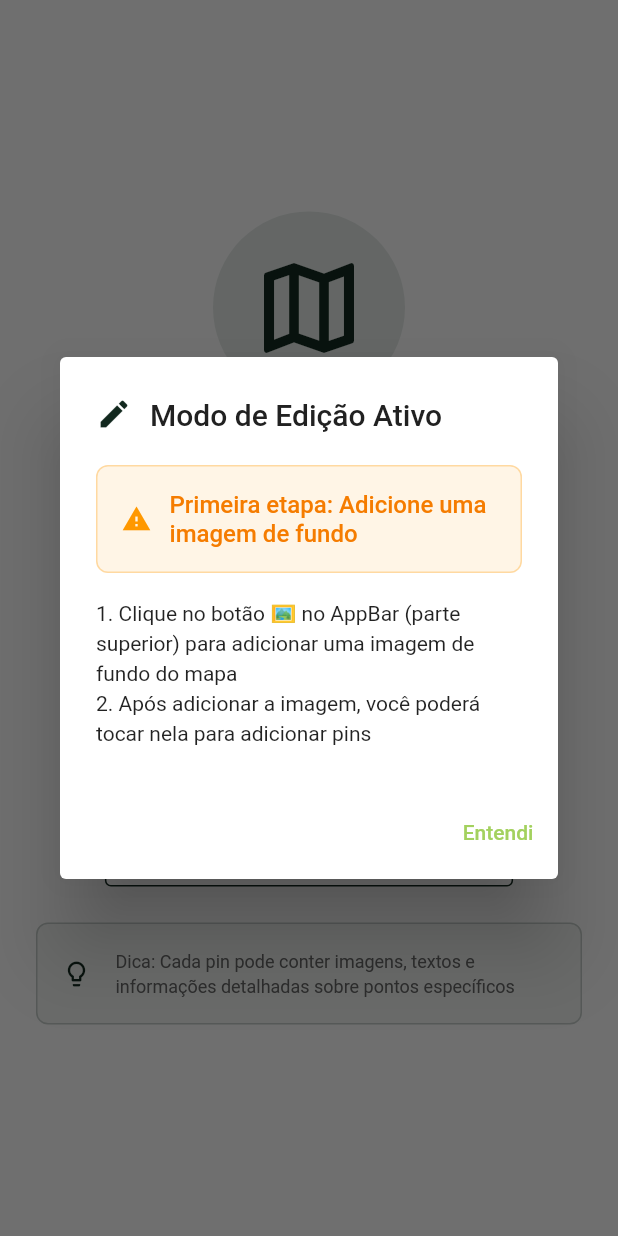
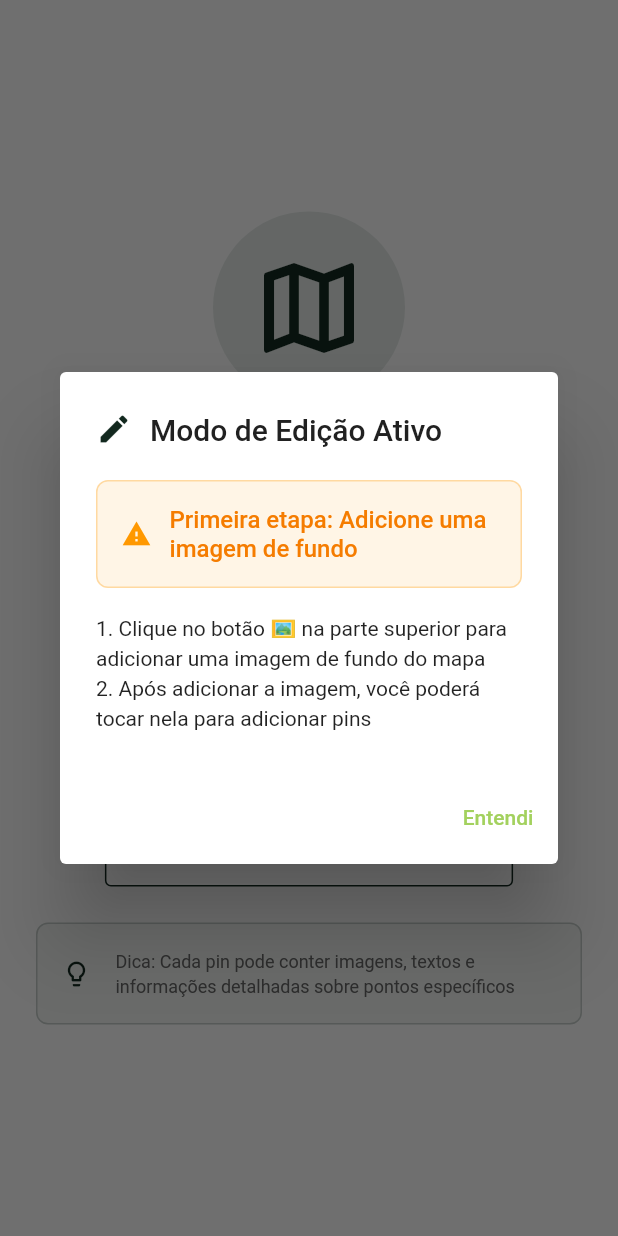
Before and after one commit to LucasGeek/Temp.TerraAllWertApp, a Flutter app: the PinMapPresentation screen opened directly with empty values, after a tap on "Começar a Editar", after a tap on the "check" icon, on a phone screen of 412 x 824 dp. Run offline on Flutter 3.47's test engine with Material 3 defaults, Android fonts, the phone set to English and light mode, and no system bars; our stand-ins replace cached_network_image, connectivity_plus, dio, envied, file_picker, flutter_map and 12 more; missing offline and left inert: dio_cache_interceptor, minio; accounts and stored records are empty; generated files the repository leaves out were written again.

Commit message:
fix: corrige gerenciamento de estado e exibição de imagem no PinMapPresentation
- Corrige _buildBackgroundImage para exibir imagem corretamente no modo de edição
- Adiciona StackFit.expand e Positioned.fill para garantir BoxFit.fill
- Refatora métodos _addPin, _updatePin, _deletePin para usar pinMapNotifierProvider
- Remove setState() em favor do provider para persistência correta no storage
- Adiciona feedback de sucesso/erro para operações com pins
- Corrige _onPinTap para usar provider na seleção/desseleção
- Implementa operações assíncronas com tratamento adequado do BuildContext
- Melhora UX com instruções sutis em sobreposição no modo de edição
- Resolve problemas de sincronização entre estado local e provider

```diff
--- a/lib/presentation/widgets/organisms/presentations/pin_map_presentation.dart
+++ b/lib/presentation/widgets/organisms/presentations/pin_map_presentation.dart
@@ -51,7 +51,6 @@ class _PinMapPresentationState extends ConsumerState<PinMapPresentation> {
   bool _isZoomed = false;
   VideoPlayerController? _videoController;
 
-
   @override
   void initState() {
     super.initState();
@@ -181,7 +180,8 @@ class _PinMapPresentationState extends ConsumerState<PinMapPresentation> {
     final hasCustomBackgroundImage =
         _mapData!.backgroundImageUrl != null &&
         _mapData!.backgroundImageUrl!.isNotEmpty &&
-        _mapData!.backgroundImageUrl != null && _mapData!.backgroundImageUrl!.isNotEmpty;
+        _mapData!.backgroundImageUrl != null &&
+        _mapData!.backgroundImageUrl!.isNotEmpty;
 
     if (_mapData!.pins.isEmpty && !hasCustomBackgroundImage && !_isEditMode) {
       return _buildEmptyState();
@@ -305,7 +305,7 @@ class _PinMapPresentationState extends ConsumerState<PinMapPresentation> {
                       ),
                       SizedBox(height: LayoutConstants.marginSm),
                       Text(
-                        'Ou clique no botão 🖼️ no AppBar\npara adicionar uma imagem de fundo',
+                        'Ou clique no botão 🖼️\npara adicionar uma imagem de fundo',
                         textAlign: TextAlign.center,
                         style: TextStyle(
                           fontSize: LayoutConstants.fontSizeMedium,
@@ -348,63 +348,8 @@ class _PinMapPresentationState extends ConsumerState<PinMapPresentation> {
       }
     }
 
-    // Se chegou aqui, hasImage é true
-    if (_isEditMode) {
-      return Container(
-        color: AppTheme.primaryColor.withValues(alpha: 0.05),
-        child: Stack(
-          children: [
-            // Pattern de fundo para indicar área tocável
-            CustomPaint(size: Size.infinite, painter: _GridPainter()),
-
-            // Instruções centralizadas
-            Center(
-              child: Container(
-                padding: EdgeInsets.all(LayoutConstants.paddingLg),
-                decoration: BoxDecoration(
-                  color: AppTheme.surfaceColor.withValues(alpha: 0.9),
-                  borderRadius: BorderRadius.circular(LayoutConstants.radiusLarge),
-                  boxShadow: [
-                    BoxShadow(
-                      color: Colors.black.withValues(alpha: 0.1),
-                      blurRadius: 10,
-                      offset: const Offset(0, 4),
-                    ),
-                  ],
-                ),
-                child: Column(
-                  mainAxisSize: MainAxisSize.min,
-                  children: [
-                    Icon(Icons.touch_app, size: 48, color: AppTheme.primaryColor),
-                    SizedBox(height: LayoutConstants.marginMd),
-                    Text(
-                      'Toque aqui para adicionar pins',
-                      style: TextStyle(
-                        fontSize: LayoutConstants.fontSizeLarge,
-                        fontWeight: FontWeight.w600,
-                        color: AppTheme.textPrimary,
-                      ),
-                    ),
-                    SizedBox(height: LayoutConstants.marginSm),
-                    Text(
-                      'Ou clique no botão 🖼️ no AppBar\npara adicionar uma imagem de fundo',
-                      textAlign: TextAlign.center,
-                      style: TextStyle(
-                        fontSize: LayoutConstants.fontSizeMedium,
-                        color: AppTheme.textSecondary,
-                      ),
-                    ),
-                  ],
-                ),
-              ),
-            ),
-          ],
-        ),
-      );
-    }
-
+    // Se chegou aqui, hasImage é true - sempre mostrar a imagem
     // Para web, blob URLs devem ser passados como networkUrl
-    // Neste ponto, imageUrl não pode ser null pois hasImage é true
     final isHttpUrl = imageUrl.startsWith('http');
     final isBlobUrl = imageUrl.startsWith('blob:');
     final shouldUseNetworkUrl = isHttpUrl || (PlatformService.isWeb && isBlobUrl);
@@ -414,12 +359,12 @@ class _PinMapPresentationState extends ConsumerState<PinMapPresentation> {
       tag: 'PinMap',
     );
 
-    return OfflineImage(
-      key: ValueKey('${imageUrl}_${_mapData!.updatedAt?.millisecondsSinceEpoch}'), // Force rebuild quando dados mudam
+    Widget imageWidget = OfflineImage(
+      key: ValueKey('${imageUrl}_${_mapData!.updatedAt?.millisecondsSinceEpoch}'),
       networkUrl: shouldUseNetworkUrl ? imageUrl : null,
       localPath: !shouldUseNetworkUrl ? imageUrl : null,
       fit: BoxFit.fill,
-      enableCaching: false, // Disable cache para permitir refresh de imagens
+      enableCaching: false,
       placeholder: Container(
         color: AppTheme.surfaceColor,
         child: Center(
@@ -447,25 +392,76 @@ class _PinMapPresentationState extends ConsumerState<PinMapPresentation> {
             Icon(Icons.map_outlined, size: 80, color: AppTheme.primaryColor),
             SizedBox(height: LayoutConstants.marginMd),
             Text(
-              'Imagem do mapa não disponível',
+              'Erro ao carregar mapa',
               style: TextStyle(
-                color: AppTheme.onSurface,
                 fontSize: LayoutConstants.fontSizeLarge,
-                fontWeight: FontWeight.w600,
+                color: AppTheme.textSecondary,
+                fontWeight: FontWeight.w500,
               ),
             ),
             SizedBox(height: LayoutConstants.marginSm),
             Text(
-              'Usando visualização padrão de mapa',
+              'Toque para tentar novamente',
               style: TextStyle(
+                fontSize: LayoutConstants.fontSizeSmall,
                 color: AppTheme.textSecondary,
-                fontSize: LayoutConstants.fontSizeMedium,
-              ),
-            ),
-          ],
-        ),
-      ),
-    );
+              ),
+            ),
+          ],
+        ),
+      ),
+    );
+
+    // Se está no modo de edição, adicionar sobreposição com instruções transparentes
+    if (_isEditMode) {
+      return Stack(
+        fit: StackFit.expand, // Garantir que o Stack expanda para preencher o espaço
+        children: [
+          // A imagem de fundo que preenche todo o espaço
+          Positioned.fill(child: imageWidget),
+          // Sobreposição sutil com instruções de edição
+          Positioned(
+            top: 20,
+            right: 20,
+            child: Container(
+              padding: EdgeInsets.symmetric(
+                horizontal: LayoutConstants.paddingMd,
+                vertical: LayoutConstants.paddingSm,
+              ),
+              decoration: BoxDecoration(
+                color: AppTheme.backgroundColor.withValues(alpha: 0.9),
+                borderRadius: BorderRadius.circular(LayoutConstants.radiusLarge),
+                boxShadow: [
+                  BoxShadow(
+                    color: Colors.black.withValues(alpha: 0.15),
+                    blurRadius: 8,
+                    offset: const Offset(0, 2),
+                  ),
+                ],
+              ),
+              child: Row(
+                mainAxisSize: MainAxisSize.min,
+                children: [
+                  Icon(Icons.touch_app, size: 20, color: AppTheme.primaryColor),
+                  SizedBox(width: LayoutConstants.marginSm),
+                  Text(
+                    'Toque para adicionar pins',
+                    style: TextStyle(
+                      fontSize: LayoutConstants.fontSizeSmall,
+                      fontWeight: FontWeight.w500,
+                      color: AppTheme.textPrimary,
+                    ),
+                  ),
+                ],
+              ),
+            ),
+          ),
+        ],
+      );
+    }
+
+    // Modo normal: apenas a imagem
+    return imageWidget;
   }
 
   /// Constrói os botões flutuantes fixos
@@ -946,7 +942,8 @@ class _PinMapPresentationState extends ConsumerState<PinMapPresentation> {
     final hasCustomBackgroundImage =
         _mapData!.backgroundImageUrl != null &&
         _mapData!.backgroundImageUrl!.isNotEmpty &&
-        _mapData!.backgroundImageUrl != null && _mapData!.backgroundImageUrl!.isNotEmpty;
+        _mapData!.backgroundImageUrl != null &&
+        _mapData!.backgroundImageUrl!.isNotEmpty;
 
     // Se não há imagem customizada, abre modal para alterar imagem de fundo
     if (!hasCustomBackgroundImage) {
@@ -969,9 +966,12 @@ class _PinMapPresentationState extends ConsumerState<PinMapPresentation> {
     if (_isEditMode) {
       _editPin(pin);
     } else {
-      setState(() {
-        _selectedPin = _selectedPin?.id == pin.id ? null : pin;
-      });
+      // CORREÇÃO: Usar o provider para selecionar/deselecionar pin
+      if (_selectedPin?.id == pin.id) {
+        ref.read(pinMapNotifierProvider(widget.route).notifier).clearSelection();
+      } else {
+        ref.read(pinMapNotifierProvider(widget.route).notifier).selectPin(pin);
+      }
     }
   }
 
@@ -987,7 +987,8 @@ class _PinMapPresentationState extends ConsumerState<PinMapPresentation> {
     final hasBackgroundImage =
         _mapData?.backgroundImageUrl != null &&
         _mapData!.backgroundImageUrl!.isNotEmpty &&
-        _mapData!.backgroundImageUrl != null && _mapData!.backgroundImageUrl!.isNotEmpty;
+        _mapData!.backgroundImageUrl != null &&
+        _mapData!.backgroundImageUrl!.isNotEmpty;
 
     return showDialog<void>(
       context: context,
@@ -1030,7 +1031,7 @@ class _PinMapPresentationState extends ConsumerState<PinMapPresentation> {
                 ),
                 SizedBox(height: LayoutConstants.marginMd),
                 Text(
-                  '1. Clique no botão 🖼️ no AppBar (parte superior) para adicionar uma imagem de fundo do mapa\n'
+                  '1. Clique no botão 🖼️ na parte superior para adicionar uma imagem de fundo do mapa\n'
                   '2. Após adicionar a imagem, você poderá tocar nela para adicionar pins',
                   style: TextStyle(fontSize: LayoutConstants.fontSizeMedium, height: 1.4),
                 ),
@@ -1039,7 +1040,7 @@ class _PinMapPresentationState extends ConsumerState<PinMapPresentation> {
                   'Agora você pode:\n'
                   '• Tocar na imagem do mapa para adicionar pins\n'
                   '• Tocar em pins existentes para editá-los\n'
-                  '• Usar o botão 🖼️ no AppBar para trocar a imagem de fundo',
+                  '• Usar o botão 🖼️ para trocar a imagem de fundo',
                   style: TextStyle(fontSize: LayoutConstants.fontSizeMedium, height: 1.4),
                 ),
               ],
@@ -1128,8 +1129,9 @@ class _PinMapPresentationState extends ConsumerState<PinMapPresentation> {
                 ),
                 ElevatedButton(
                   onPressed: titleController.text.isNotEmpty && imageUrls.isNotEmpty
-                      ? () {
-                          _addPin(
+                      ? () async {
+                          final navigator = Navigator.of(context);
+                          await _addPin(
                             x,
                             y,
                             titleController.text,
@@ -1137,7 +1139,7 @@ class _PinMapPresentationState extends ConsumerState<PinMapPresentation> {
                             contentType,
                             imageUrls,
                           );
-                          Navigator.of(context).pop();
+                          navigator.pop();
                         }
                       : null,
                   child: const Text('Adicionar'),
@@ -1151,28 +1153,38 @@ class _PinMapPresentationState extends ConsumerState<PinMapPresentation> {
   }
 
   /// Adiciona um novo pin
-  void _addPin(
+  Future<void> _addPin(
     double x,
     double y,
     String title,
     String description,
     PinContentType contentType,
     List<String> imageUrls,
-  ) {
-    final newPin = MapPin(
-      id: _uuid.v4(),
+  ) async {
+    try {
+      // CORREÇÃO: Usar o provider para adicionar o pin
+      await ref
+          .read(pinMapNotifierProvider(widget.route).notifier)
+          .addPin(
             title: title,
             description: description,
             positionX: x,
             positionY: y,
             contentType: contentType,
             imageUrls: imageUrls,
-      createdAt: DateTime.now(),
-    );
-
-    setState(() {
-      _mapData = _mapData!.copyWith(pins: [..._mapData!.pins, newPin]);
-    });
+          );
+
+      // Mostrar feedback de sucesso
+      if (mounted) {
+        SnackbarNotification.showSuccess('Pin adicionado com sucesso!');
+      }
+    } catch (e) {
+      // Mostrar feedback de erro
+      if (mounted) {
+        SnackbarNotification.showError('Erro ao adicionar pin: $e');
+      }
+      AppLogger.error('Erro ao adicionar pin: $e', tag: 'PinMap');
+    }
   }
 
   /// Edita um pin existente
@@ -1245,15 +1257,16 @@ class _PinMapPresentationState extends ConsumerState<PinMapPresentation> {
                   child: const Text('Cancelar'),
                 ),
                 ElevatedButton(
-                  onPressed: () {
-                    _updatePin(
+                  onPressed: () async {
+                    final navigator = Navigator.of(context);
+                    await _updatePin(
                       pin.id,
                       titleController.text,
                       descriptionController.text,
                       contentType,
                       imageUrls,
                     );
-                    Navigator.of(context).pop();
+                    navigator.pop();
                     ref.read(pinMapNotifierProvider(widget.route).notifier).clearSelection();
                   },
                   child: const Text('Salvar'),
@@ -1267,29 +1280,40 @@ class _PinMapPresentationState extends ConsumerState<PinMapPresentation> {
   }
 
   /// Atualiza um pin existente
-  void _updatePin(
+  Future<void> _updatePin(
     String pinId,
     String title,
     String description,
     PinContentType contentType,
     List<String> imageUrls,
-  ) {
-    setState(() {
-      _mapData = _mapData!.copyWith(
-        pins: _mapData!.pins.map((pin) {
-          if (pin.id == pinId) {
-            return pin.copyWith(
+  ) async {
+    try {
+      // Encontrar o pin atual para preservar dados não modificados
+      final currentPin = _mapData!.pins.firstWhere((pin) => pin.id == pinId);
+
+      // Criar pin atualizado
+      final updatedPin = currentPin.copyWith(
         title: title,
         description: description,
         contentType: contentType,
         imageUrls: imageUrls,
         updatedAt: DateTime.now(),
       );
-          }
-          return pin;
-        }).toList(),
-      );
-    });
+
+      // CORREÇÃO: Usar o provider para atualizar o pin
+      await ref.read(pinMapNotifierProvider(widget.route).notifier).updatePin(updatedPin);
+
+      // Mostrar feedback de sucesso
+      if (mounted) {
+        SnackbarNotification.showSuccess('Pin atualizado com sucesso!');
+      }
+    } catch (e) {
+      // Mostrar feedback de erro
+      if (mounted) {
+        SnackbarNotification.showError('Erro ao atualizar pin: $e');
+      }
+      AppLogger.error('Erro ao atualizar pin: $e', tag: 'PinMap');
+    }
   }
 
   /// Exclui um pin
@@ -1303,14 +1327,30 @@ class _PinMapPresentationState extends ConsumerState<PinMapPresentation> {
           actions: [
             TextButton(onPressed: () => Navigator.of(context).pop(), child: const Text('Cancelar')),
             ElevatedButton(
-              onPressed: () {
-                setState(() {
-                  _mapData = _mapData!.copyWith(
-                    pins: _mapData!.pins.where((p) => p.id != pin.id).toList(),
-                  );
-                  _selectedPin = null;
-                });
-                Navigator.of(context).pop();
+              onPressed: () async {
+                final navigator = Navigator.of(context);
+                try {
+                  // CORREÇÃO: Usar o provider para remover o pin
+                  await ref.read(pinMapNotifierProvider(widget.route).notifier).removePin(pin.id);
+
+                  // Limpar seleção
+                  ref.read(pinMapNotifierProvider(widget.route).notifier).clearSelection();
+
+                  navigator.pop();
+
+                  // Mostrar feedback de sucesso
+                  if (mounted) {
+                    SnackbarNotification.showSuccess('Pin removido com sucesso!');
+                  }
+                } catch (e) {
+                  navigator.pop();
+
+                  // Mostrar feedback de erro
+                  if (mounted) {
+                    SnackbarNotification.showError('Erro ao remover pin: $e');
+                  }
+                  AppLogger.error('Erro ao remover pin: $e', tag: 'PinMap');
+                }
               },
               style: ElevatedButton.styleFrom(backgroundColor: Colors.red),
               child: const Text('Excluir', style: TextStyle(color: Colors.white)),
@@ -1423,7 +1463,9 @@ class _PinMapPresentationState extends ConsumerState<PinMapPresentation> {
         }
 
         // Atualizar usando o provider ao invés de setState local
-        await ref.read(pinMapNotifierProvider(widget.route).notifier).updateMapData(
+        await ref
+            .read(pinMapNotifierProvider(widget.route).notifier)
+            .updateMapData(
               backgroundImageUrl: image.path, // Use local path ou blob URL
             );
 
@@ -1611,7 +1653,6 @@ class _PinMapPresentationState extends ConsumerState<PinMapPresentation> {
       }
     }
   }
-
 
   /// Mostra instruções sobre como usar mapas com pins
   Future<void> _showEmptyMapInstructions() async {
```
Lines whose indentation alone changed are shown as unchanged.
